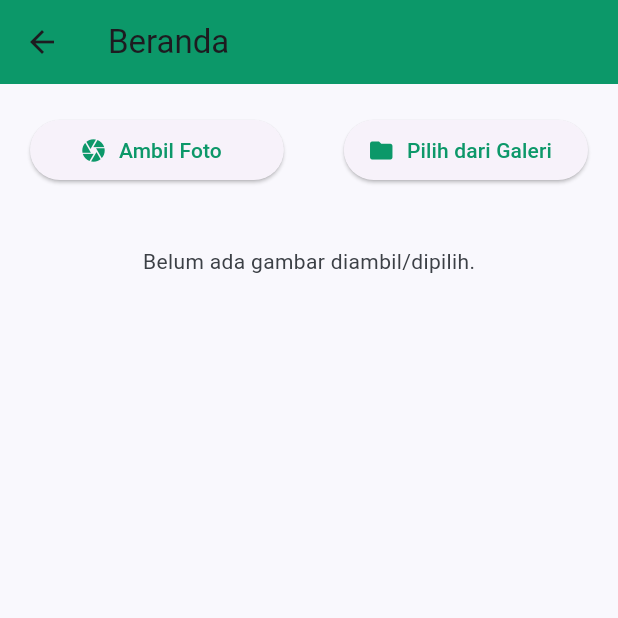
After one commit to DaffaPutra7/PlantApp_0133, a Flutter app: the FullPage screen opened directly, after a tap on "Pilih dari Galeri", on a phone screen of 412 x 824 dp, the top half of it. The commit adds this screen. Run offline on Flutter 3.47's test engine with Material 3 defaults, Android fonts, the phone set to English and light mode, and no system bars; our stand-ins replace camera, flutter_svg, image_picker, permission_handler.

Commit message:
membuat file baru dan menambahkan code unutk FullPage dan melakukan import di file my_bottom_navbar.dart

```diff
--- /dev/null
+++ b/lib/screens/camera/home_page.dart
@@ -0,0 +1,121 @@
+import 'dart:io';
+
+
+import 'package:flutter/material.dart';
+import 'package:image_picker/image_picker.dart';
+import 'package:permission_handler/permission_handler.dart';
+import 'package:plantapp_133/constants.dart';
+import 'package:plantapp_133/screens/camera/camera_page.dart';
+import 'package:plantapp_133/screens/camera/storage_helper.dart';
+
+
+class FullPage extends StatefulWidget {
+  const FullPage({super.key});
+
+  @override
+  State<FullPage> createState() => _FullPageState();
+}
+
+class _FullPageState extends State<FullPage> {
+  File? _imageFile;
+
+  Future<void> _requestPermissions() async {
+    await Permission.camera.request();
+    await Permission.storage.request();
+    await Permission.manageExternalStorage.request();
+  }
+
+  Future<void> _takePicture() async {
+    await _requestPermissions();
+    final File? result = await Navigator.push<File?>(
+      context,
+      MaterialPageRoute(builder: (_) => const CameraPage()),
+    );
+    if (result != null) {
+      final saved = await StorageHelper.saveImage(result, 'camera');
+      setState(() => _imageFile = saved);
+      ScaffoldMessenger.of(context)
+          .showSnackBar(SnackBar(content: Text('Disimpan: ${saved.path}')));
+    }
+  }
+
+   Future<void> _pickFromGallery() async {
+    final picker = ImagePicker();
+    final picked = await picker.pickImage(source: ImageSource.gallery);
+    if (picked != null) {
+      final saved = await StorageHelper.saveImage(File(picked.path), 'gallery');
+      setState(() => _imageFile = saved);
+      ScaffoldMessenger.of(context)
+          .showSnackBar(SnackBar(content: Text('Disalin: ${saved.path}')));
+    }
+  }
+
+  @override
+  Widget build(BuildContext context) {
+    return Scaffold(
+      appBar: AppBar(title: const Text('Beranda')),
+      body: SafeArea(
+        child: SingleChildScrollView(
+          child: Column(
+            crossAxisAlignment: CrossAxisAlignment.center,
+            children: [
+              Row(
+                children: [
+                  Expanded(
+                    child: Padding(
+                      padding: const EdgeInsets.symmetric(horizontal: kDefaultPadding, vertical: kDefaultPadding),
+                      child: ElevatedButton.icon(
+                        icon: const Icon(Icons.camera, color: kPrimaryColor),
+                        label: const Text('Ambil Foto', style: TextStyle(color: kPrimaryColor)),
+                        onPressed: _takePicture,
+                      ),
+                    ),
+                  ),
+                  Padding(
+                    padding: const EdgeInsets.symmetric(horizontal: kDefaultPadding, vertical: kDefaultPadding),
+                    child: ElevatedButton.icon(
+                      icon: const Icon(Icons.folder, color: kPrimaryColor),
+                      label: const Text('Pilih dari Galeri', style: TextStyle(color: kPrimaryColor)),
+                      onPressed: _pickFromGallery,
+                    ),
+                  ),
+                ],
+              ),
+              const SizedBox(height: 20),
+              if (_imageFile != null)
+                Column(
+                  children: [
+                    Padding(
+                      padding: const EdgeInsets.all(8.0),
+                      child: Image.file(
+                        _imageFile!,
+                        width: double.infinity,
+                      ),
+                    ),
+                    Text(
+                      'Gambar disimpan di: ${_imageFile?.path ?? 'Tidak ada'}',
+                      style: const TextStyle(fontSize: 12),
+                    ),
+                    ElevatedButton.icon(
+                      icon: const Icon(Icons.delete, color: kPrimaryColor),
+                      label: const Text('Hapus Gambar', style: TextStyle(color: kPrimaryColor)),
+                      onPressed: () async {
+                        await _imageFile?.delete();
+                        setState(() => _imageFile = null);
+                        ScaffoldMessenger.of(context).showSnackBar(
+                          const SnackBar(content: Text('Gambar dihapus')),
+                        );
+                      },
+                    ),
+                  ],
+                )
+              else
+                const Text('Belum ada gambar diambil/dipilih.'),
+              const SizedBox(height: 20),
+            ],
+          ),
+        ),
+      ),
+    );
+  }
+}
```
Also changed, not shown: lib/components/my_bottom_navbar.dart (+7 -1 lines).
